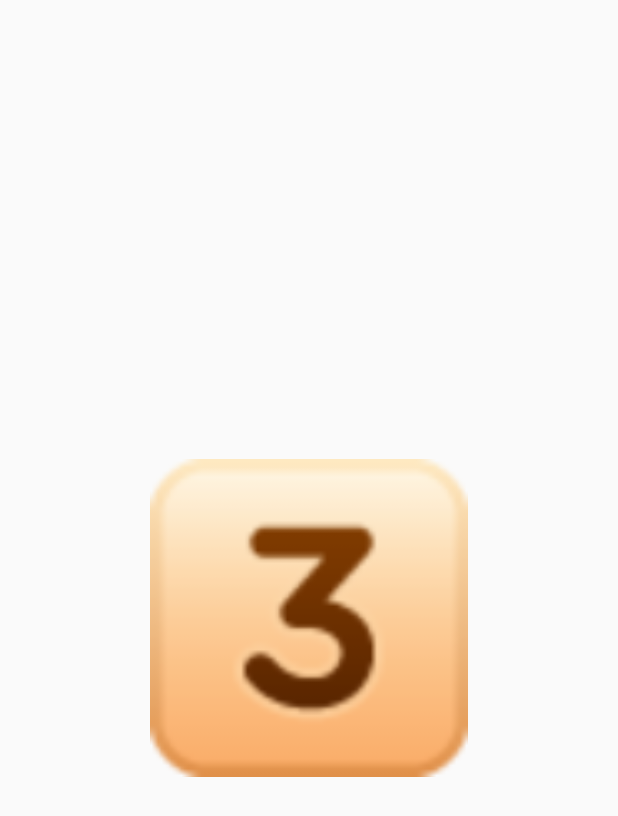
After one commit to ariannaordona/Mad_Tap, an Android app: the layout game_countdown.xml on its own in the app's theme, with its tools: preview values and no code run, on a phone screen of 412 x 824 dp. The commit adds this screen. Shown: the top 816 px of the screen. Run offline under Robolectric (Android 15) with nearby library versions, the phone set to English and light mode, and no system bars.

Commit message:
closes #16, implemented countdown animation

```diff
--- /dev/null
+++ b/app/src/main/res/layout/game_countdown.xml
@@ -0,0 +1,18 @@
+<?xml version="1.0" encoding="utf-8"?>
+<LinearLayout xmlns:android="http://schemas.android.com/apk/res/android"
+    android:layout_width="match_parent"
+    android:layout_height="match_parent"
+    android:gravity="center">
+
+    <ImageView
+        android:id="@+id/iv_countdown"
+        android:layout_width="match_parent"
+        android:layout_height="wrap_content"
+        android:src="@drawable/number_block_3"
+        android:adjustViewBounds="true"
+        android:scaleType="fitCenter"
+        android:paddingEnd="100dp"
+        android:paddingStart="100dp">
+    </ImageView>
+
+</LinearLayout>
```
Also changed, not shown: app/src/main/java/com/example/madtap/MainActivity.kt (+39 -24 lines), app/src/main/res/anim/fade_out.xml (added, +9 -0 lines), app/src/main/res/drawable/number_block_1.png (added), app/src/main/res/drawable/number_block_2.png (added), app/src/main/res/drawable/number_block_3.png (added).
